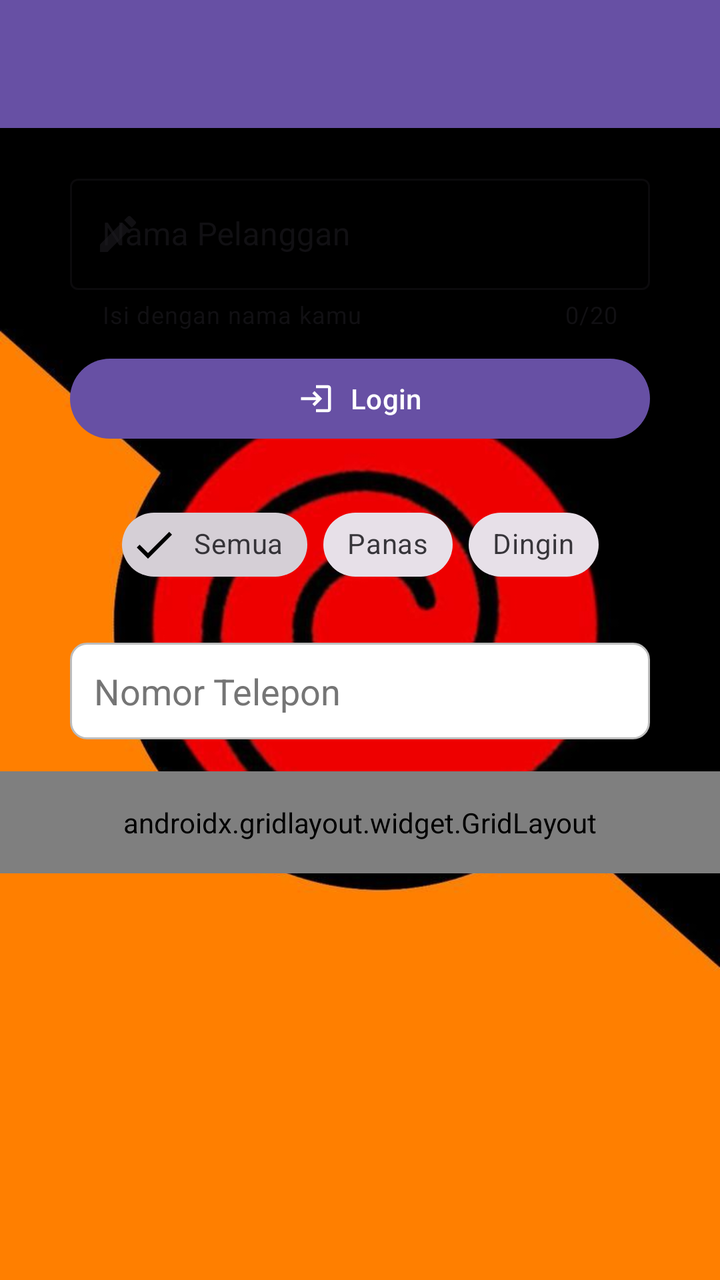
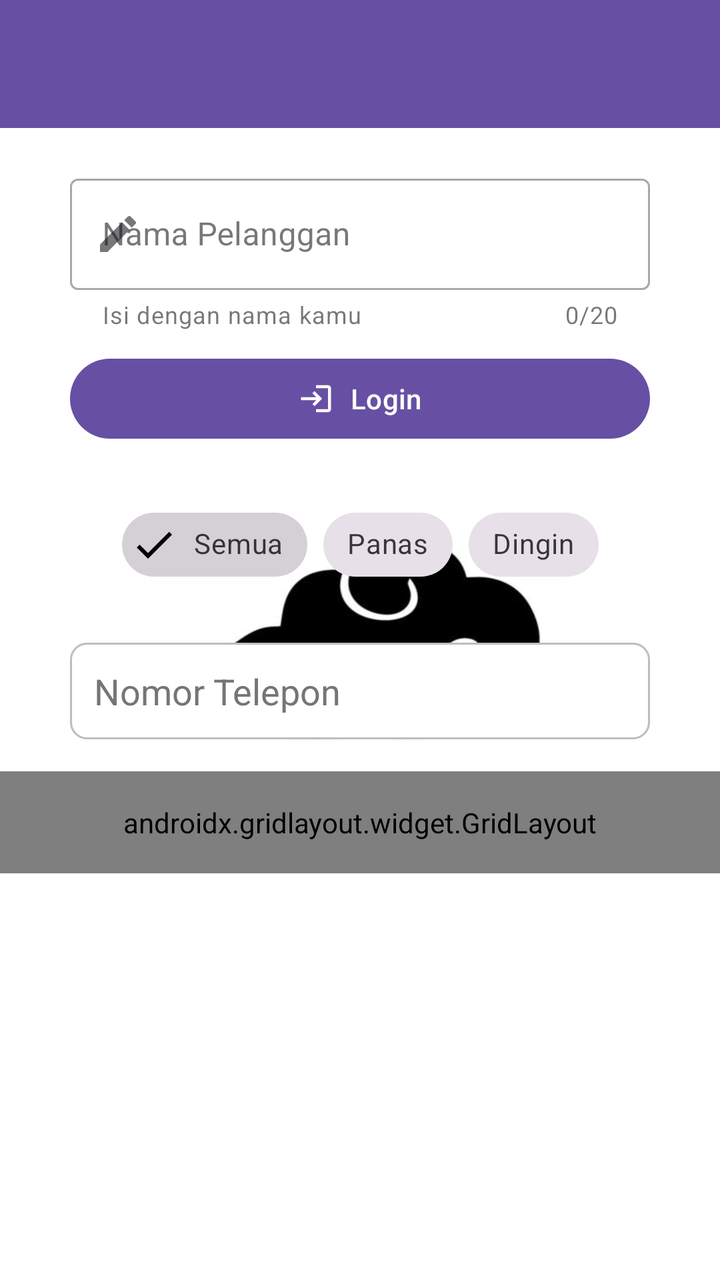

Screens rendered from an Android XML layout before and after an edit, with the pre-edit source and the edit as a unified diff.
<!-- AndroidManifest.xml: application theme Theme.Rizkie_3TIA -->
<!-- res/layout/activity_ninth.xml -->
<?xml version="1.0" encoding="utf-8"?>
<androidx.constraintlayout.widget.ConstraintLayout
    xmlns:android="http://schemas.android.com/apk/res/android"
    xmlns:app="http://schemas.android.com/apk/res-auto"
    xmlns:tools="http://schemas.android.com/tools"
    android:id="@+id/main"
    android:layout_width="match_parent"
    android:layout_height="match_parent"
    tools:context=".Home.pertemuan_9.NinthActivity"
    android:background="@drawable/uzumakie">

    <androidx.appcompat.widget.Toolbar
        android:id="@+id/toolbar"
        android:layout_width="0dp"
        android:layout_height="?attr/actionBarSize"
        android:background="?attr/colorPrimary"
        app:titleTextColor="@android:color/white"
        app:layout_constraintEnd_toEndOf="parent"
        app:layout_constraintStart_toStartOf="parent"
        app:layout_constraintTop_toTopOf="parent" />

    <ScrollView
        android:layout_width="0dp"
        android:layout_height="0dp"
        app:layout_constraintBottom_toBottomOf="parent"
        app:layout_constraintEnd_toEndOf="parent"
        app:layout_constraintStart_toStartOf="parent"
        app:layout_constraintTop_toBottomOf="@+id/toolbar">

        <androidx.constraintlayout.widget.ConstraintLayout
            android:layout_width="match_parent"
            android:layout_height="wrap_content"
            android:paddingBottom="24dp">

            
            <com.google.android.material.textfield.TextInputLayout
                android:id="@+id/textInputLayout"
                style="@style/Widget.MaterialComponents.TextInputLayout.OutlinedBox"
                android:layout_width="0dp"
                android:layout_height="wrap_content"
                android:layout_marginHorizontal="35dp"
                android:layout_marginTop="20dp"
                android:hint="Nama Pelanggan"
                app:counterEnabled="true"
                app:counterMaxLength="20"
                app:endIconMode="clear_text"
                app:errorEnabled="true"
                app:helperText="Isi dengan nama kamu"
                app:startIconDrawable="@drawable/ic_edit"
                app:layout_constraintEnd_toEndOf="parent"
                app:layout_constraintStart_toStartOf="parent"
                app:layout_constraintTop_toTopOf="parent">

                <com.google.android.material.textfield.TextInputEditText
                    android:id="@+id/etNama"
                    android:layout_width="match_parent"
                    android:layout_height="wrap_content"
                    android:inputType="textPersonName" />
            </com.google.android.material.textfield.TextInputLayout>

            <com.google.android.material.button.MaterialButton
                android:id="@+id/btnLogin"
                android:layout_width="0dp"
                android:layout_height="wrap_content"
                android:layout_marginHorizontal="35dp"
                android:layout_marginTop="10dp"
                android:text="Login"
                app:icon="@drawable/ic_login"
                app:iconGravity="textStart"
                app:iconPadding="8dp"
                app:layout_constraintEnd_toEndOf="parent"
                app:layout_constraintStart_toStartOf="parent"
                app:layout_constraintTop_toBottomOf="@+id/textInputLayout" />

            
            <com.google.android.material.chip.ChipGroup
                android:id="@+id/chipGroupFilter"
                android:layout_width="wrap_content"
                android:layout_height="wrap_content"
                android:layout_marginTop="25dp"
                app:selectionRequired="true"
                app:singleSelection="true"
                app:layout_constraintEnd_toEndOf="parent"
                app:layout_constraintStart_toStartOf="parent"
                app:layout_constraintTop_toBottomOf="@+id/btnLogin">

                <com.google.android.material.chip.Chip
                    android:id="@+id/chipSemua"
                    style="@style/Widget.MaterialComponents.Chip.Filter"
                    android:layout_width="wrap_content"
                    android:layout_height="wrap_content"
                    android:checked="true"
                    android:text="Semua" />

                <com.google.android.material.chip.Chip
                    android:id="@+id/chipPanas"
                    style="@style/Widget.MaterialComponents.Chip.Filter"
                    android:layout_width="wrap_content"
                    android:layout_height="wrap_content"
                    android:text="Panas" />

                <com.google.android.material.chip.Chip
                    android:id="@+id/chipDingin"
                    style="@style/Widget.MaterialComponents.Chip.Filter"
                    android:layout_width="wrap_content"
                    android:layout_height="wrap_content"
                    android:text="Dingin" />
            </com.google.android.material.chip.ChipGroup>

            
            <EditText
                android:id="@+id/etPhone"
                android:layout_width="0dp"
                android:layout_height="wrap_content"
                android:layout_marginHorizontal="35dp"
                android:layout_marginTop="25dp"
                android:background="@drawable/bg_rounded_container"
                android:hint="Nomor Telepon"
                android:inputType="phone"
                android:textColor="#000000"
                android:textColorHint="#757575"
                app:layout_constraintEnd_toEndOf="parent"
                app:layout_constraintStart_toStartOf="parent"
                app:layout_constraintTop_toBottomOf="@+id/chipGroupFilter" />

            
            <androidx.gridlayout.widget.GridLayout
                android:id="@+id/gridMenu"
                android:layout_width="0dp"
                android:layout_height="wrap_content"
                android:layout_marginTop="16dp"
                android:padding="16dp"
                app:columnCount="3"
                app:useDefaultMargins="true"
                app:layout_constraintEnd_toEndOf="parent"
                app:layout_constraintStart_toStartOf="parent"
                app:layout_constraintTop_toBottomOf="@+id/etPhone">

                <com.google.android.material.button.MaterialButton
                    android:id="@+id/btnEspresso"
                    android:layout_width="0dp"
                    android:layout_height="wrap_content"
                    android:paddingHorizontal="4dp"
                    android:text="Espresso"
                    android:textAllCaps="false"
                    android:textSize="12sp"
                    app:layout_columnWeight="1"
                    app:layout_gravity="fill_horizontal" />

                <com.google.android.material.button.MaterialButton
                    android:id="@+id/btnLatte"
                    android:layout_width="0dp"
                    android:layout_height="wrap_content"
                    android:paddingHorizontal="4dp"
                    android:text="Latte"
                    android:textAllCaps="false"
                    android:textSize="12sp"
                    app:layout_columnWeight="1"
                    app:layout_gravity="fill_horizontal" />

                <com.google.android.material.button.MaterialButton
                    android:id="@+id/btnCappuccino"
                    android:layout_width="0dp"
                    android:layout_height="wrap_content"
                    android:paddingHorizontal="4dp"
                    android:text="Cappuccino"
                    android:textAllCaps="false"
                    android:textSize="12sp"
                    app:layout_columnWeight="1"
                    app:layout_gravity="fill_horizontal" />

                <com.google.android.material.button.MaterialButton
                    android:id="@+id/btnAmericano"
                    android:layout_width="0dp"
                    android:layout_height="wrap_content"
                    android:paddingHorizontal="4dp"
                    android:text="Americano"
                    android:textAllCaps="false"
                    android:textSize="12sp"
                    app:layout_columnWeight="1"
                    app:layout_gravity="fill_horizontal" />

                <com.google.android.material.button.MaterialButton
                    android:id="@+id/btnMocha"
                    android:layout_width="0dp"
                    android:layout_height="wrap_content"
                    android:paddingHorizontal="4dp"
                    android:text="Mocha"
                    android:textAllCaps="false"
                    android:textSize="12sp"
                    app:layout_columnWeight="1"
                    app:layout_gravity="fill_horizontal" />

                <com.google.android.material.button.MaterialButton
                    android:id="@+id/btnKopiSusu"
                    android:layout_width="0dp"
                    android:layout_height="wrap_content"
                    android:paddingHorizontal="4dp"
                    android:text="Kopi Susu"
                    android:textAllCaps="false"
                    android:textSize="12sp"
                    app:layout_columnWeight="1"
                    app:layout_gravity="fill_horizontal" />
            </androidx.gridlayout.widget.GridLayout>
        </androidx.constraintlayout.widget.ConstraintLayout>
    </ScrollView>
</androidx.constraintlayout.widget.ConstraintLayout>
<!-- resources referenced by this layout -->
<resources>
  <!-- drawable bg_rounded_container (drawable) -->
  <?xml version="1.0" encoding="utf-8"?>
  <shape xmlns:android="http://schemas.android.com/apk/res/android"
      android:shape="rectangle">
      <solid android:color="#FFFFFF" />
      <stroke
          android:width="1dp"
          android:color="#BDBDBD" />
      <corners android:radius="8dp" />
      <padding
          android:left="12dp"
          android:top="12dp"
          android:right="12dp"
          android:bottom="12dp" />
  </shape>
  <!-- drawable ic_edit (drawable) -->
  <vector xmlns:android="http://schemas.android.com/apk/res/android"
      android:width="24dp"
      android:height="24dp"
      android:viewportWidth="24"
      android:viewportHeight="24">
      <path
          android:fillColor="#5F6368"
          android:pathData="M3,17.25V21h3.75L17.81,9.94l-3.75,-3.75L3,17.25zM20.71,7.04c0.39,-0.39 0.39,-1.02 0,-1.41l-2.34,-2.34c-0.39,-0.39 -1.02,-0.39 -1.41,0l-1.83,1.83 3.75,3.75 1.83,-1.83z" />
  </vector>
  <!-- drawable ic_login (drawable) -->
  <vector xmlns:android="http://schemas.android.com/apk/res/android"
      android:width="24dp"
      android:height="24dp"
      android:viewportWidth="24"
      android:viewportHeight="24">
      <path
          android:fillColor="#FFFFFF"
          android:pathData="M11,7L9.6,8.4l2.6,2.6H2v2h10.2l-2.6,2.6L11,17l5,-5 -5,-5zM20,19h-8v2h8c1.1,0 2,-0.9 2,-2V5c0,-1.1 -0.9,-2 -2,-2h-8v2h8v14z" />
  </vector>
  <!-- drawable uzumakie: jpg bitmap (drawable, 27465 bytes) -->
  <style name="Theme.Rizkie_3TIA" parent="Base.Theme.Rizkie_3TIA" />
  <style name="Base.Theme.Rizkie_3TIA" parent="Theme.Material3.DayNight.NoActionBar">
          
          
      </style>
</resources>

<!-- the commit's change to res/layout/activity_ninth.xml (unified diff, before → after) -->
@@ -7,7 +7,7 @@
     android:layout_width="match_parent"
     android:layout_height="match_parent"
     tools:context=".Home.pertemuan_9.NinthActivity"
-    android:background="@drawable/uzumakie">
+    android:background="@drawable/akatsuki">
 
     <androidx.appcompat.widget.Toolbar
         android:id="@+id/toolbar"
<!-- resource entries referenced after the edit -->
@@ -1,5 +1,6 @@
 <!-- resources referenced by this layout -->
 <resources>
+  <!-- drawable akatsuki: jpg bitmap (drawable, 13117 bytes) -->
   <!-- drawable bg_rounded_container (drawable) -->
   <?xml version="1.0" encoding="utf-8"?>
   <shape xmlns:android="http://schemas.android.com/apk/res/android"
@@ -35,7 +36,6 @@
           android:fillColor="#FFFFFF"
           android:pathData="M11,7L9.6,8.4l2.6,2.6H2v2h10.2l-2.6,2.6L11,17l5,-5 -5,-5zM20,19h-8v2h8c1.1,0 2,-0.9 2,-2V5c0,-1.1 -0.9,-2 -2,-2h-8v2h8v14z" />
   </vector>
-  <!-- drawable uzumakie: jpg bitmap (drawable, 27465 bytes) -->
   <style name="Theme.Rizkie_3TIA" parent="Base.Theme.Rizkie_3TIA" />
   <style name="Base.Theme.Rizkie_3TIA" parent="Theme.Material3.DayNight.NoActionBar">
           
